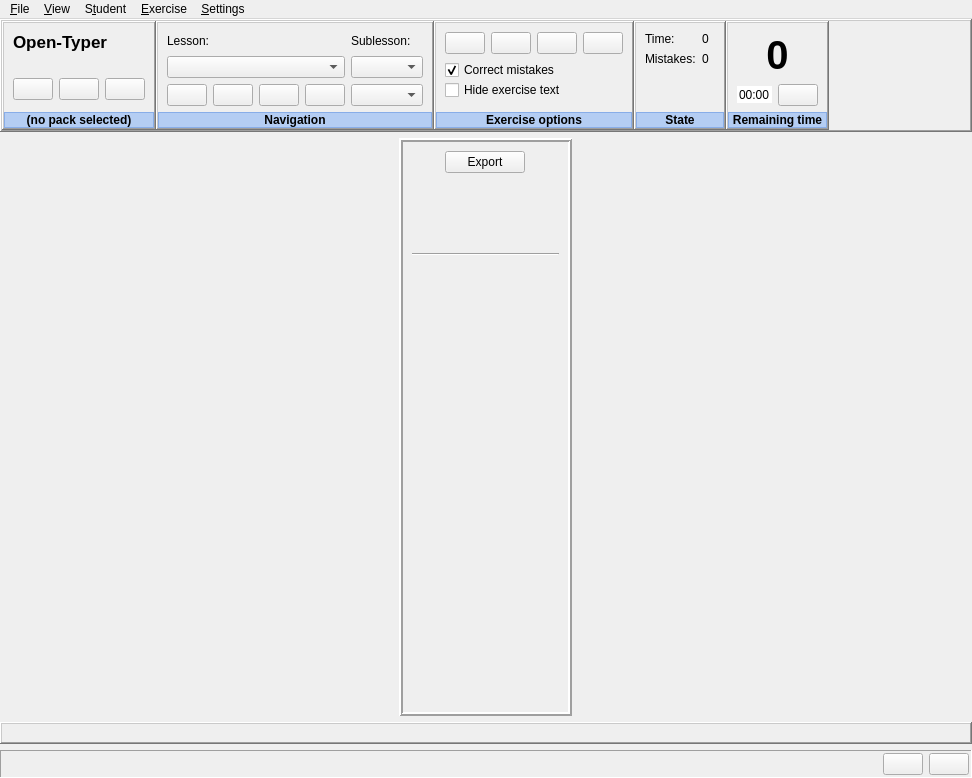
Open-Typer/Open-Typer, file ui/opentyper.ui: the form before one commit.
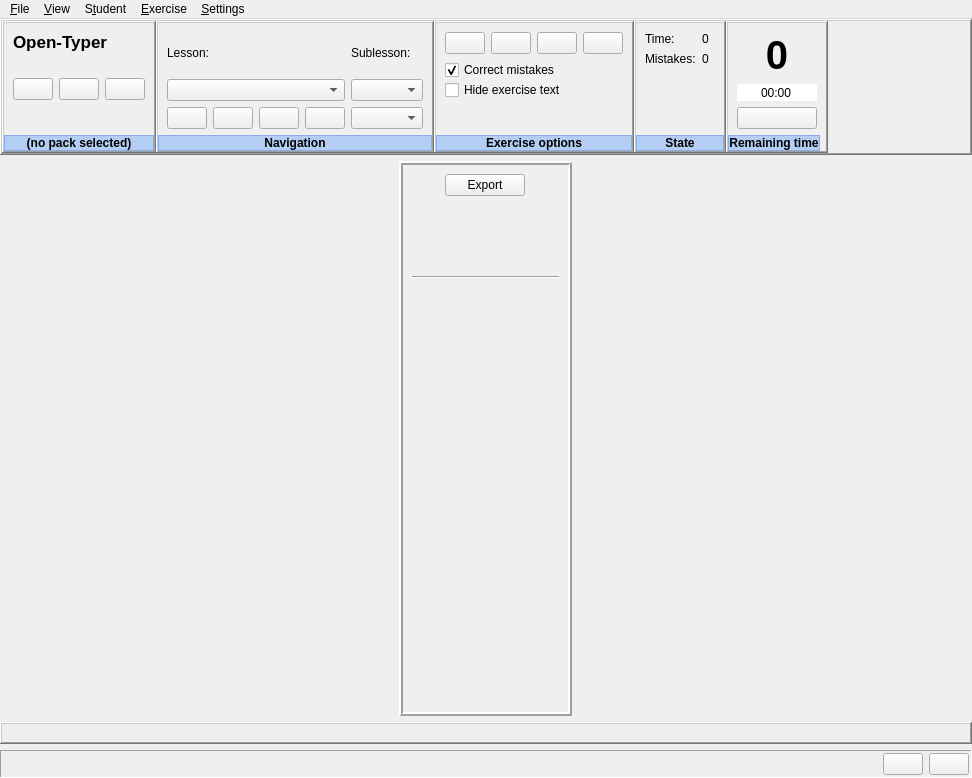
The form after the commit. Icons and pictures are not drawn. Custom widgets are drawn as their Qt base class.

Commit message: ui: opentyper: Remove button focus

Patch:
```diff
--- a/ui/opentyper.ui
+++ b/ui/opentyper.ui
@@ -1139,38 +1139,7 @@
                 <property name="bottomMargin">
                  <number>0</number>
                 </property>
-                <item row="3" column="0" colspan="3">
-                 <widget class="QLabel" name="trainingPackNameLabel_5">
-                  <property name="sizePolicy">
-                   <sizepolicy hsizetype="Preferred" vsizetype="Fixed">
-                    <horstretch>0</horstretch>
-                    <verstretch>0</verstretch>
-                   </sizepolicy>
-                  </property>
-                  <property name="font">
-                   <font>
-                    <weight>75</weight>
-                    <bold>true</bold>
-                   </font>
-                  </property>
-                  <property name="styleSheet">
-                   <string notr="true">background-color: rgba(0, 100, 255, 0.25);</string>
-                  </property>
-                  <property name="frameShape">
-                   <enum>QFrame::StyledPanel</enum>
-                  </property>
-                  <property name="frameShadow">
-                   <enum>QFrame::Raised</enum>
-                  </property>
-                  <property name="text">
-                   <string>Remaining time</string>
-                  </property>
-                  <property name="alignment">
-                   <set>Qt::AlignCenter</set>
-                  </property>
-                 </widget>
-                </item>
-                <item row="2" column="0" colspan="3">
+                <item row="2" column="0" colspan="2">
                  <widget class="QFrame" name="timedExControlFrameContents">
                   <property name="frameShape">
                    <enum>QFrame::NoFrame</enum>
@@ -1185,7 +1154,7 @@
                    <property name="bottomMargin">
                     <number>0</number>
                    </property>
-                   <item row="1" column="0">
+                   <item row="1" column="0" colspan="2">
                     <widget class="QTimeEdit" name="timedExTime">
                      <property name="sizePolicy">
                       <sizepolicy hsizetype="Preferred" vsizetype="Fixed">
@@ -1213,32 +1182,6 @@
                      </property>
                     </widget>
                    </item>
-                   <item row="1" column="1">
-                    <widget class="QPushButton" name="stopTimedExButton">
-                     <property name="sizePolicy">
-                      <sizepolicy hsizetype="Fixed" vsizetype="Fixed">
-                       <horstretch>0</horstretch>
-                       <verstretch>0</verstretch>
-                      </sizepolicy>
-                     </property>
-                     <property name="focusPolicy">
-                      <enum>Qt::NoFocus</enum>
-                     </property>
-                     <property name="text">
-                      <string notr="true"/>
-                     </property>
-                     <property name="icon">
-                      <iconset resource="../res.qrc">
-                       <normaloff>:/res/images/closeCustom.png</normaloff>:/res/images/closeCustom.png</iconset>
-                     </property>
-                     <property name="iconSize">
-                      <size>
-                       <width>30</width>
-                       <height>30</height>
-                      </size>
-                     </property>
-                    </widget>
-                   </item>
                    <item row="0" column="0" colspan="2">
                     <widget class="QLabel" name="timedExCountdownLabel">
                      <property name="sizePolicy">
@@ -1264,9 +1207,66 @@
                      </property>
                     </widget>
                    </item>
+                   <item row="2" column="0" colspan="2" alignment="Qt::AlignBottom">
+                    <widget class="QPushButton" name="stopTimedExButton">
+                     <property name="sizePolicy">
+                      <sizepolicy hsizetype="Preferred" vsizetype="Fixed">
+                       <horstretch>0</horstretch>
+                       <verstretch>0</verstretch>
+                      </sizepolicy>
+                     </property>
+                     <property name="focusPolicy">
+                      <enum>Qt::NoFocus</enum>
+                     </property>
+                     <property name="text">
+                      <string notr="true"/>
+                     </property>
+                     <property name="icon">
+                      <iconset resource="../res.qrc">
+                       <normaloff>:/res/images/closeCustom.png</normaloff>:/res/images/closeCustom.png</iconset>
+                     </property>
+                     <property name="iconSize">
+                      <size>
+                       <width>30</width>
+                       <height>30</height>
+                      </size>
+                     </property>
+                    </widget>
+                   </item>
                   </layout>
                  </widget>
                 </item>
+                <item row="3" column="0">
+                 <widget class="QLabel" name="trainingPackNameLabel_5">
+                  <property name="sizePolicy">
+                   <sizepolicy hsizetype="Preferred" vsizetype="Fixed">
+                    <horstretch>0</horstretch>
+                    <verstretch>0</verstretch>
+                   </sizepolicy>
+                  </property>
+                  <property name="font">
+                   <font>
+                    <weight>75</weight>
+                    <bold>true</bold>
+                   </font>
+                  </property>
+                  <property name="styleSheet">
+                   <string notr="true">background-color: rgba(0, 100, 255, 0.25);</string>
+                  </property>
+                  <property name="frameShape">
+                   <enum>QFrame::StyledPanel</enum>
+                  </property>
+                  <property name="frameShadow">
+                   <enum>QFrame::Raised</enum>
+                  </property>
+                  <property name="text">
+                   <string>Remaining time</string>
+                  </property>
+                  <property name="alignment">
+                   <set>Qt::AlignCenter</set>
+                  </property>
+                 </widget>
+                </item>
                </layout>
               </widget>
              </item>
@@ -1357,7 +1357,7 @@
             <x>0</x>
             <y>0</y>
             <width>168</width>
-            <height>108</height>
+            <height>89</height>
            </rect>
           </property>
           <layout class="QVBoxLayout" name="verticalLayout_5">
```
Left out of the diff: 12 changed lines with no effect on the pictures.
